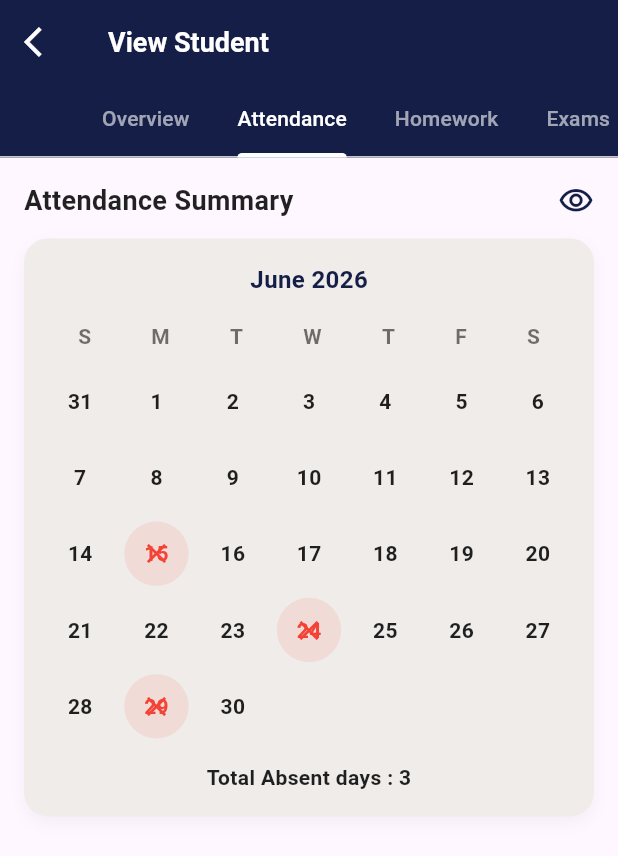
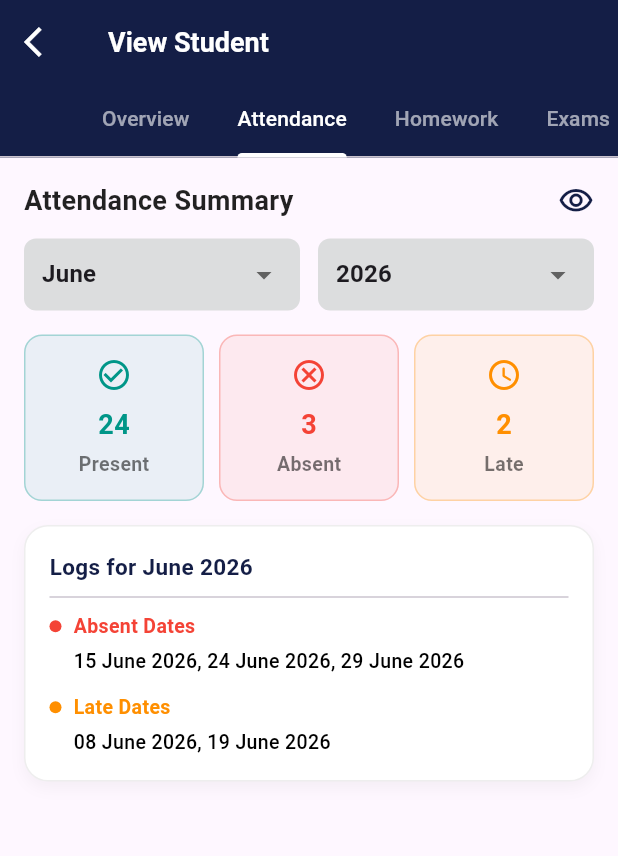
Before and after one commit to antonykj623/momsonteaching_app, a Flutter app: the ViewStudentScreen screen opened directly, tab 2 chosen, on a phone screen of 412 x 824 dp. Shown: the top 856 px of the screen. Run offline on Flutter 3.47's test engine with Material 3 defaults, Android fonts, the phone set to English and light mode, and no system bars.

Commit message:
commited by antony

```diff
--- a/lib/views/teacher/viewstudentattendance.dart
+++ b/lib/views/teacher/viewstudentattendance.dart
@@ -12,6 +12,10 @@ class _ViewStudentScreenState extends State<ViewStudentScreen> {
   String _selectedYear = '2026';
   String _selectedExamType = 'Quarterly Exam';
   bool _reportSubmitted = false;
+
+  // State variables for attendance filters
+  String _selectedAttendanceMonth = 'June';
+  String _selectedAttendanceYear = '2026';
 
   final List _academicResults = [
     {'subject': 'Maths', 'grade': '92 %'},
@@ -139,7 +143,7 @@ class _ViewStudentScreenState extends State<ViewStudentScreen> {
     );
   }
 
-  // --- ATTENDANCE SECTION ---
+  // --- ATTENDANCE SECTION (With Month/Year & Absent/Late Dates) ---
   Widget _buildAttendanceSection() {
     return Column(
       crossAxisAlignment: CrossAxisAlignment.start,
@@ -155,10 +159,97 @@ class _ViewStudentScreenState extends State<ViewStudentScreen> {
           ],
         ),
         const SizedBox(height: 12),
+        // Month and Year Selection Dropdowns for Attendance
+        Row(
+          children: [
+            Expanded(
+              child: Container(
+                padding: const EdgeInsets.symmetric(horizontal: 12),
+                decoration: BoxDecoration(
+                  color: const Color(0xFFDCDDDE),
+                  borderRadius: BorderRadius.circular(8),
+                ),
+                child: DropdownButtonHideUnderline(
+                  child: DropdownButton<String>(
+                    value: _selectedAttendanceMonth,
+                    isExpanded: true,
+                    items: ['January', 'February', 'March', 'April', 'May', 'June', 'July', 'August', 'September', 'October', 'November', 'December']
+                        .map((String month) {
+                      return DropdownMenuItem<String>(value: month, child: Text(month, style: const TextStyle(fontWeight: FontWeight.bold)));
+                    }).toList(),
+                    onChanged: (newValue) {
+                      setState(() {
+                        _selectedAttendanceMonth = newValue!;
+                      });
+                    },
+                  ),
+                ),
+              ),
+            ),
+            const SizedBox(width: 12),
+            Expanded(
+              child: Container(
+                padding: const EdgeInsets.symmetric(horizontal: 12),
+                decoration: BoxDecoration(
+                  color: const Color(0xFFDCDDDE),
+                  borderRadius: BorderRadius.circular(8),
+                ),
+                child: DropdownButtonHideUnderline(
+                  child: DropdownButton<String>(
+                    value: _selectedAttendanceYear,
+                    isExpanded: true,
+                    items: ['2025', '2026', '2027'].map((String year) {
+                      return DropdownMenuItem<String>(value: year, child: Text(year, style: const TextStyle(fontWeight: FontWeight.bold)));
+                    }).toList(),
+                    onChanged: (newValue) {
+                      setState(() {
+                        _selectedAttendanceYear = newValue!;
+                      });
+                    },
+                  ),
+                ),
+              ),
+            ),
+          ],
+        ),
+        const SizedBox(height: 16),
+        // Attendance Stats Cards (Present, Absent, Late)
+        Row(
+          children: [
+            Expanded(
+              child: _buildStatCard(
+                title: 'Present',
+                count: '24',
+                color: Colors.teal,
+                icon: Icons.check_circle_outline,
+              ),
+            ),
+            const SizedBox(width: 10),
+            Expanded(
+              child: _buildStatCard(
+                title: 'Absent',
+                count: '3',
+                color: Colors.red,
+                icon: Icons.cancel_outlined,
+              ),
+            ),
+            const SizedBox(width: 10),
+            Expanded(
+              child: _buildStatCard(
+                title: 'Late',
+                count: '2',
+                color: Colors.amber.shade800,
+                icon: Icons.access_time_rounded,
+              ),
+            ),
+          ],
+        ),
+        const SizedBox(height: 16),
+        // Detailed Absent and Late Dates List Card
         Container(
           padding: const EdgeInsets.all(16),
           decoration: BoxDecoration(
-            color: const Color(0xFFEFECE9),
+            color: Colors.white,
             borderRadius: BorderRadius.circular(16),
             boxShadow: [
               BoxShadow(
@@ -167,26 +258,26 @@ class _ViewStudentScreenState extends State<ViewStudentScreen> {
                 offset: const Offset(0, 4),
               ),
             ],
+            border: Border.all(color: Colors.grey.shade200),
           ),
           child: Column(
+            crossAxisAlignment: CrossAxisAlignment.start,
             children: [
-              const Text(
-                'June 2026',
-                style: TextStyle(fontSize: 16, fontWeight: FontWeight.bold, color: Color(0xFF141E46)),
+              Text(
+                'Logs for $_selectedAttendanceMonth $_selectedAttendanceYear',
+                style: const TextStyle(fontSize: 15, fontWeight: FontWeight.bold, color: Color(0xFF141E46)),
               ),
-              const SizedBox(height: 16),
-              Row(
-                mainAxisAlignment: MainAxisAlignment.spaceAround,
-                children: ['S', 'M', 'T', 'W', 'T', 'F', 'S']
-                    .map((day) => Text(day, style: const TextStyle(fontWeight: FontWeight.bold, color: Colors.black54)))
-                    .toList(),
+              const Divider(height: 20),
+              _buildDateDetailRow(
+                label: 'Absent Dates',
+                dates: '15 June 2026, 24 June 2026, 29 June 2026',
+                color: Colors.red,
               ),
               const SizedBox(height: 12),
-              _buildCalendarGrid(),
-              const SizedBox(height: 16),
-              const Text(
-                'Total Absent days : 3',
-                style: TextStyle(fontWeight: FontWeight.bold, color: Colors.black87, fontSize: 14),
+              _buildDateDetailRow(
+                label: 'Late Dates',
+                dates: '08 June 2026, 19 June 2026',
+                color: Colors.amber.shade800,
               ),
             ],
           ),
@@ -195,53 +286,73 @@ class _ViewStudentScreenState extends State<ViewStudentScreen> {
     );
   }
 
-  Widget _buildCalendarGrid() {
-    final List<String> days = [
-      '31', '1', '2', '3', '4', '5', '6',
-      '7', '8', '9', '10', '11', '12', '13',
-      '14', '15*', '16', '17', '18', '19', '20',
-      '21', '22', '23', '24*', '25', '26', '27',
-      '28', '29*', '30', ''
-    ];
-
-    return GridView.builder(
-      shrinkWrap: true,
-      physics: const NeverScrollableScrollPhysics(),
-      gridDelegate: const SliverGridDelegateWithFixedCrossAxisCount(
-        crossAxisCount: 7,
-        mainAxisSpacing: 8,
-        crossAxisSpacing: 8,
+  Widget _buildStatCard({
+    required String title,
+    required String count,
+    required Color color,
+    required IconData icon,
+  }) {
+    return Container(
+      padding: const EdgeInsets.symmetric(vertical: 14, horizontal: 8),
+      decoration: BoxDecoration(
+        color: color.withOpacity(0.08),
+        borderRadius: BorderRadius.circular(12),
+        border: Border.all(color: color.withOpacity(0.3), width: 1),
       ),
-      itemCount: days.length,
-      itemBuilder: (context, index) {
-        String day = days[index];
-        bool isAbsent = day.endsWith('*');
-        if (isAbsent) day = day.replaceAll('*', '');
-
-        if (day.isEmpty) return const SizedBox();
-
-        return Container(
-          alignment: Alignment.center,
-          decoration: BoxDecoration(
-            shape: BoxShape.circle,
-            color: isAbsent ? Colors.red.withOpacity(0.1) : Colors.transparent,
-          ),
-          child: Stack(
-            alignment: Alignment.center,
+      child: Column(
+        mainAxisAlignment: MainAxisAlignment.center,
         children: [
+          Icon(icon, color: color, size: 24),
+          const SizedBox(height: 8),
           Text(
-                day,
+            count,
             style: TextStyle(
+              fontSize: 18,
               fontWeight: FontWeight.bold,
-                  color: isAbsent ? Colors.red : Colors.black87,
+              color: color,
             ),
           ),
-              if (isAbsent)
-                const Icon(Icons.close, size: 22, color: Colors.red),
+          const SizedBox(height: 4),
+          Text(
+            title,
+            style: const TextStyle(
+              fontSize: 13,
+              fontWeight: FontWeight.w600,
+              color: Colors.black54,
+            ),
+          ),
         ],
       ),
     );
-      },
+  }
+
+  Widget _buildDateDetailRow({required String label, required String dates, required Color color}) {
+    return Column(
+      crossAxisAlignment: CrossAxisAlignment.start,
+      children: [
+        Row(
+          children: [
+            Container(
+              width: 8,
+              height: 8,
+              decoration: BoxDecoration(shape: BoxShape.circle, color: color),
+            ),
+            const SizedBox(width: 8),
+            Text(
+              label,
+              style: TextStyle(fontWeight: FontWeight.bold, fontSize: 13, color: color),
+            ),
+          ],
+        ),
+        const SizedBox(height: 4),
+        Padding(
+          padding: const EdgeInsets.only(left: 16.0),
+          child: Text(
+            dates,
+            style: const TextStyle(fontSize: 13, color: Colors.black ?? Colors.black87, fontWeight: FontWeight.w500),
+          ),
+        ),
+      ],
     );
   }
 
```
Lines whose indentation alone changed are shown as unchanged.
